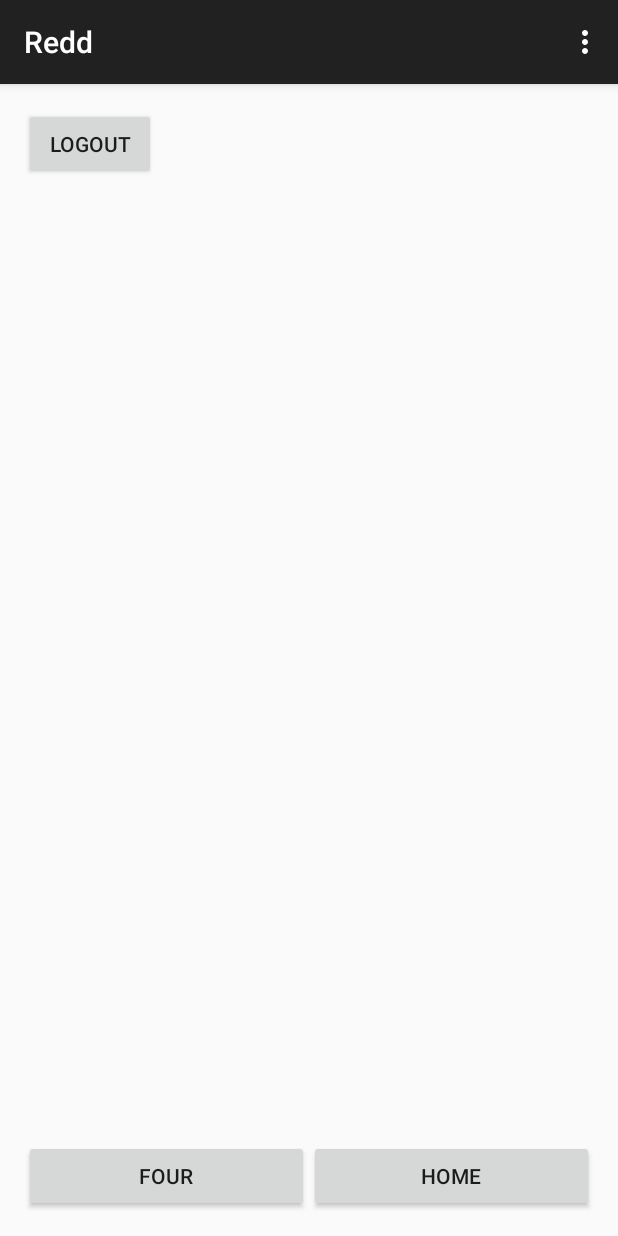
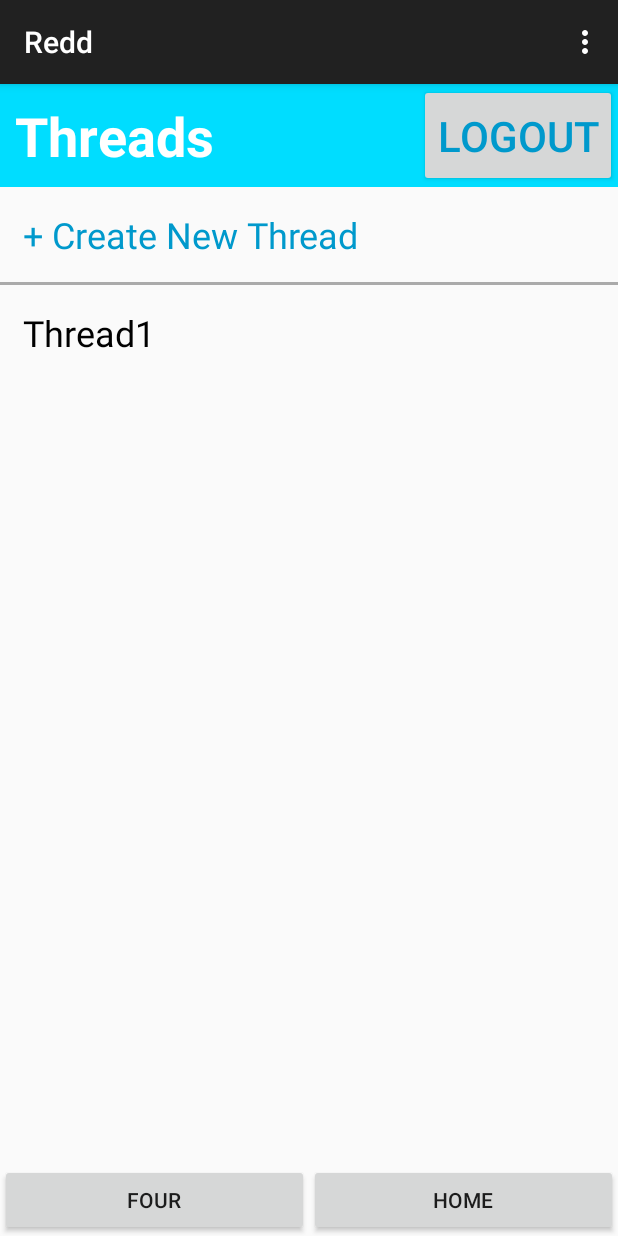
Before and after one commit to mcast75/FourRedd, an Android app: the Redd screen opened directly, with no data from a screen before it, on a phone screen of 412 x 824 dp. Run offline under Robolectric (Android 15) with nearby library versions, the phone set to English and light mode, and no system bars.

Commit message:
Checkpoint 2, adding entire forum to Redd Page

```diff
--- a/app/src/main/AndroidManifest.xml
+++ b/app/src/main/AndroidManifest.xml
@@ -34,6 +34,10 @@
             android:name=".Register"
             android:label="@string/title_activity_register" >
         </activity>
+        <activity
+            android:name=".CreateThread"
+            android:label="@string/title_activity_create_thread" >
+        </activity>
     </application>
 
 </manifest>
--- /dev/null
+++ b/app/src/main/java/android/bignerdranch/com/fourredd/GetForumCallback.java
@@ -0,0 +1,10 @@
+package android.bignerdranch.com.fourredd;
+
+/**
+ * Created by Mike on 12/2/15.
+ */
+public interface GetForumCallback {
+
+    public abstract void done(Forum returnedForum);
+
+}
--- a/app/src/main/java/android/bignerdranch/com/fourredd/Redd.java
+++ b/app/src/main/java/android/bignerdranch/com/fourredd/Redd.java
@@ -3,15 +3,35 @@ package android.bignerdranch.com.fourredd;
 import android.content.Intent;
 import android.support.v7.app.AppCompatActivity;
 import android.os.Bundle;
+import android.util.Log;
 import android.view.Menu;
 import android.view.MenuItem;
 import android.view.View;
 import android.widget.Button;
+import android.widget.LinearLayout;
+import android.widget.ScrollView;
+import android.widget.TableLayout;
+import android.widget.TableRow;
+import android.widget.TextView;
+import android.widget.Toast;
+
+import org.apache.http.HttpEntity;
+import org.apache.http.HttpResponse;
+import org.apache.http.client.HttpClient;
+import org.apache.http.client.methods.HttpPost;
+import org.apache.http.impl.client.DefaultHttpClient;
+import org.json.JSONArray;
+
+import java.io.BufferedReader;
+import java.io.InputStream;
+import java.io.InputStreamReader;
+import java.util.ArrayList;
 
 public class Redd extends AppCompatActivity implements View.OnClickListener {
 
     Button bFour, bHome, bLogout;
     UserLocalStore mUserLocalStore;
+    TextView createThread;
 
 
     @Override
@@ -23,11 +43,13 @@ public class Redd extends AppCompatActivity implements View.OnClickListener {
         bLogout = (Button) findViewById(R.id.bLogout2);
         bFour = (Button) findViewById(R.id.bFour2);
         bHome = (Button) findViewById(R.id.bHome2);
+        createThread = (TextView) findViewById(R.id.createThread);
 
 
         bLogout.setOnClickListener(this);
         bFour.setOnClickListener(this);
         bHome.setOnClickListener(this);
+        createThread.setOnClickListener(this);
 
 
         mUserLocalStore = new UserLocalStore(this);
@@ -55,6 +77,8 @@ public class Redd extends AppCompatActivity implements View.OnClickListener {
         return super.onOptionsItemSelected(item);
     }
 
+
+
     @Override
     public void onClick(View v) {
         switch (v.getId()) {
@@ -75,7 +99,22 @@ public class Redd extends AppCompatActivity implements View.OnClickListener {
                 startActivity(new Intent(this, HomeActivity.class));
                 break;
 
+            case R.id.createThread:
+                startActivity(new Intent(this, CreateThread.class));
+                break;
+
         }
 
     }
+
+    private void getForum(Forum forum){
+        ServerRequests serverRequests = new ServerRequests((this));
+        serverRequests.fetchForumDataAsyncTask(forum, new GetForumCallback() {
+            @Override
+            public void done(Forum returnedForum) {
+                startActivity(new Intent(Redd.this, Redd.class));
+            }
+
+        });
+    }
 }
--- a/app/src/main/res/layout/activity_redd.xml
+++ b/app/src/main/res/layout/activity_redd.xml
@@ -2,10 +2,6 @@
                 xmlns:tools="http://schemas.android.com/tools"
                 android:layout_width="match_parent"
                 android:layout_height="match_parent"
-                android:paddingLeft="@dimen/activity_horizontal_margin"
-                android:paddingRight="@dimen/activity_horizontal_margin"
-                android:paddingTop="@dimen/activity_vertical_margin"
-                android:paddingBottom="@dimen/activity_vertical_margin"
                tools:context=".HomeActivity">
 
 
@@ -13,39 +9,119 @@
    <LinearLayout
        android:layout_width="match_parent"
        android:layout_height="match_parent"
+       android:orientation="vertical">
+
+       <LinearLayout
+           android:layout_width="match_parent"
+           android:layout_height="wrap_content"
+           android:background="@android:color/holo_blue_bright"
+           android:weightSum="1000">
+           <TextView
+               android:padding="10dp"
+               android:layout_width="wrap_content"
+               android:layout_height="wrap_content"
+               android:text="Threads"
+               android:textSize="36dp"
+               android:textColor="@android:color/white"
+               android:textStyle="bold"
+               android:layout_weight="999"/>
+           <Button
+               android:id="@+id/bLogout2"
+               android:layout_width="wrap_content"
+               android:layout_height="match_parent"
+               android:paddingBottom="10dp"
+               android:textColor="@android:color/holo_blue_dark"
+               android:textSize="28dp"
+               android:text="Logout"/>
+       </LinearLayout>
+
+       <LinearLayout
+           android:layout_width="match_parent"
+           android:layout_height="wrap_content">
+
+           <TextView
+               android:id="@+id/createThread"
+               android:padding="15dp"
+               android:layout_width="wrap_content"
+               android:layout_height="wrap_content"
+               android:text="+ Create New Thread"
+               android:clickable="true"
+               android:textColor="@android:color/holo_blue_dark"
+               android:textSize="24dp"/>
+
+       </LinearLayout>
+
+       <View
+           android:layout_gravity="bottom"
+           android:layout_width="match_parent"
+           android:layout_height= "2dp"
+           android:background="@android:color/darker_gray" />
+
+
+
+       <ScrollView
+           android:layout_width="match_parent"
+           android:layout_height="match_parent"
+           android:padding="15dp">
+
+           <LinearLayout
+               android:layout_width="wrap_content"
+               android:layout_height="wrap_content"
+               android:orientation="vertical">
+
+               <TextView
+                   android:layout_width="match_parent"
+                   android:layout_height="wrap_content"
+                   android:text="Thread1"
+                   android:layout_marginBottom="40dp"
+                   android:textColor="@android:color/black"
+                   android:textSize="24dp"/>
+
+
+               <HorizontalScrollView android:layout_width="fill_parent" android:layout_height="wrap_content" android:focusableInTouchMode="true" android:focusable="true">
+
+                   <TableLayout android:id="@+id/table"
+                                android:layout_width="wrap_content"
+                                android:layout_height="fill_parent"
+                                android:focusableInTouchMode="true"
+                                android:focusable="true">
+
+                   </TableLayout>
+
+               </HorizontalScrollView>
+
+           </LinearLayout>
+
+       </ScrollView>
+
+   </LinearLayout>
+
+
+    <LinearLayout
+        android:layout_width="match_parent"
+        android:layout_height="match_parent"
         android:orientation="horizontal"
         android:baselineAligned="false"
+        android:weightSum="2"
         android:gravity="bottom">
-        <RelativeLayout
-            android:layout_width="0dp"
-            android:layout_height="wrap_content"
-            android:layout_weight="1">
 
         <Button
             android:id="@+id/bFour2"
-                android:layout_width="match_parent"
-                android:layout_height="wrap_content"
-                android:text="Four"/>
-        </RelativeLayout>
-        <RelativeLayout
             android:layout_width="0dp"
             android:layout_height="wrap_content"
-            android:layout_weight="1">
+            android:layout_weight="1"
+            android:text="Four"/>
+
 
         <Button
             android:id="@+id/bHome2"
-                android:layout_width="match_parent"
+            android:layout_width="0dp"
             android:layout_height="wrap_content"
+            android:layout_weight="1"
             android:text="Home"/>
-        </RelativeLayout>
     </LinearLayout>
 
-    <Button
-        android:id="@+id/bLogout2"
-        android:layout_width="wrap_content"
-        android:layout_height="wrap_content"
-        android:paddingBottom="10dp"
-        android:text="Logout"/>
+
 
 
 </RelativeLayout>
--- a/app/src/main/res/values/strings.xml
+++ b/app/src/main/res/values/strings.xml
@@ -8,4 +8,5 @@
     <string name="title_activity_login">Login</string>
     <string name="title_activity_register">Register</string>
     <string name="title_activity_home">HomeActivity</string>
+    <string name="title_activity_create_thread">createThread</string>
 </resources>
```
Also changed, not shown: app/src/main/java/android/bignerdranch/com/fourredd/CreateThread.java (added, +88 -0 lines), app/src/main/java/android/bignerdranch/com/fourredd/Forum.java (added, +26 -0 lines), app/src/main/java/android/bignerdranch/com/fourredd/GetThreadCallback.java (added, +11 -0 lines), app/src/main/java/android/bignerdranch/com/fourredd/ServerRequests.java (+151 -0 lines), app/src/main/java/android/bignerdranch/com/fourredd/Thread.java (added, +41 -0 lines), app/src/main/res/layout/activity_create_thread.xml (added, +124 -0 lines), app/src/main/res/menu/menu_create_thread.xml (added, +9 -0 lines). Lines whose indentation alone changed are shown as unchanged.
